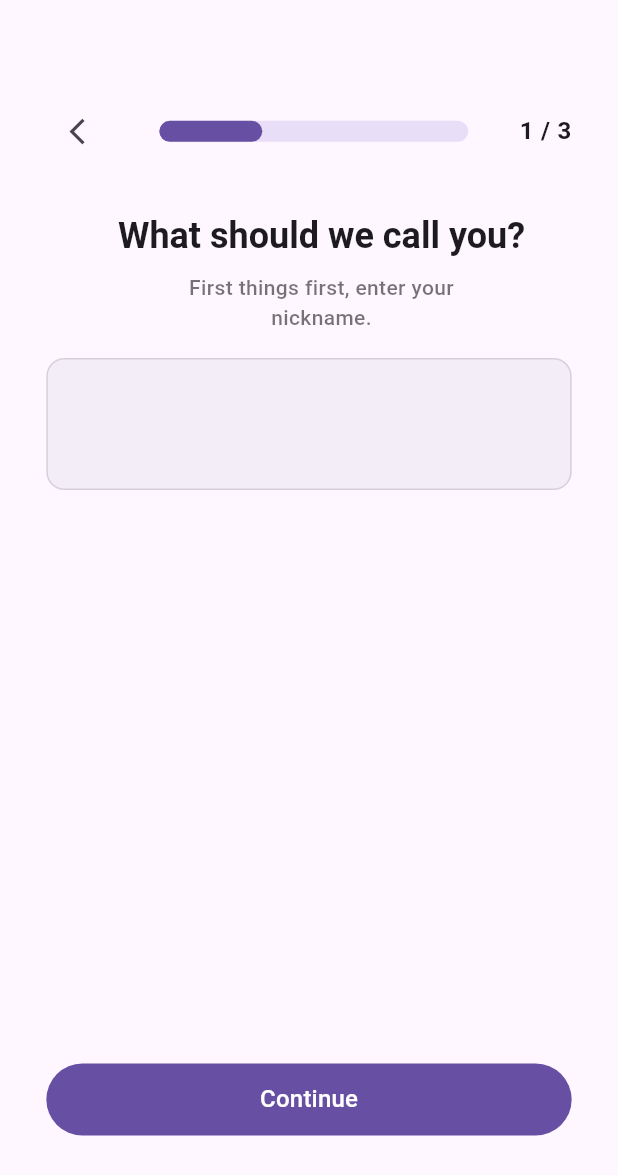
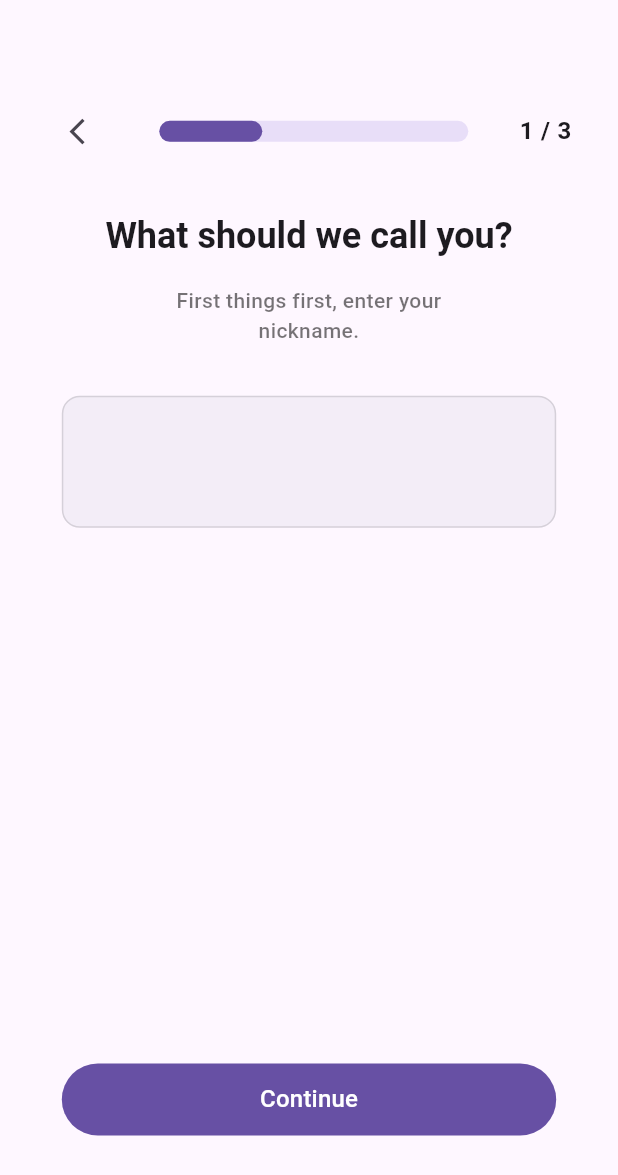
Before and after one commit to palmerovicdev/harmoni, a Flutter app: the NameSettingPage screen opened by its route, on a phone screen of 412 x 824 dp. Shown: the top 1175 px of the screen. Run offline on Flutter 3.47's test engine with Material 3 defaults, Android fonts, the phone set to English and light mode, and no system bars; our stand-ins replace bloc, dio, drift, equatable, flutter_bloc, get_it and 1 more; accounts and stored records are empty; generated files the repository leaves out were written again; statements that could not run were skipped.

Commit message:
feat: new changes on views

```diff
--- /dev/null
+++ b/lib/core/widgets/pop_widget.dart
@@ -0,0 +1,25 @@
+import 'package:flutter/material.dart';
+import 'package:go_router/go_router.dart';
+
+class PopWidget extends StatelessWidget {
+  const PopWidget({super.key, this.shouldAddPadding = true});
+  final bool shouldAddPadding;
+
+  @override
+  Widget build(BuildContext context) {
+    var screenWidth = MediaQuery.sizeOf(context).width;
+    return Padding(
+      padding: shouldAddPadding ? EdgeInsets.only(left: screenWidth * 0.05) : EdgeInsets.zero,
+      child: SizedBox(
+        width: screenWidth * 0.1,
+        child: FittedBox(
+          fit: BoxFit.scaleDown,
+          child: IconButton(
+            onPressed: () => context.pop(),
+            icon: const Icon(Icons.arrow_back_ios_new),
+          ),
+        ),
+      ),
+    );
+  }
+}
--- a/lib/features/my_profile/presentation/page/name_setting_page.dart
+++ b/lib/features/my_profile/presentation/page/name_setting_page.dart
@@ -1,6 +1,9 @@
 import 'package:flutter/material.dart';
+import 'package:go_router/go_router.dart';
+import 'package:harmoni/core/widgets/pop_widget.dart';
 import 'package:harmoni/features/my_profile/presentation/widget/action_button_widget.dart';
 import 'package:harmoni/features/my_profile/presentation/widget/name_input_field_widget.dart';
+import 'package:harmoni/router/general_routes.dart';
 
 import '../../../../core/widgets/spacer.dart';
 
@@ -20,15 +23,8 @@ class NameSettingPage extends StatelessWidget {
             child: Row(
               mainAxisAlignment: MainAxisAlignment.spaceBetween,
               children: [
-                SizedBox(
-                  width: screenWidth * 0.1,
-                  child: FittedBox(
-                    fit: BoxFit.scaleDown,
-                    child: IconButton(
-                      onPressed: () {},
-                      icon: const Icon(Icons.arrow_back_ios_new),
-                    ),
-                  ),
+                PopWidget(
+                  shouldAddPadding: false,
                 ),
                 SizedBox(
                   width: screenWidth * 0.5,
@@ -52,8 +48,6 @@ class NameSettingPage extends StatelessWidget {
             children: [
               Space.medium.gap,
               Center(
-                child: Padding(
-                  padding: EdgeInsets.only(left: screenWidth * 0.040625),
                 child: Text(
                   'What should we call you?',
                   style: textTheme.headlineSmall?.copyWith(
@@ -61,11 +55,8 @@ class NameSettingPage extends StatelessWidget {
                   ),
                 ),
               ),
-              ),
-              Space.smaller_small.gap,
+              Space.small.gap,
               Center(
-                child: Padding(
-                  padding: EdgeInsets.only(left: screenWidth * 0.040625),
                 child: SizedBox(
                   width: screenWidth * 0.6,
                   child: Text(
@@ -78,11 +69,11 @@ class NameSettingPage extends StatelessWidget {
                   ),
                 ),
               ),
-              ),
+              Space.small.gap,
               Space.small.gap,
               Center(
                 child: SizedBox(
-                  width: screenWidth * 0.85,
+                  width: screenWidth * 0.8,
                   child: NameInputFieldWidget(controller: TextEditingController()),
                 ),
               ),
@@ -90,10 +81,10 @@ class NameSettingPage extends StatelessWidget {
           ),
           Expanded(child: SizedBox()),
           SizedBox(
-            width: screenWidth * 0.85,
+            width: screenWidth * 0.80,
             child: ActionButtonWidget(
               text: 'Continue',
-              onPressed: () {},
+              onPressed: () => context.pushNamed(MyProfileRoute.gender.name),
               shouldFocusAttention: true,
             ),
           ),
```
Also changed, not shown: lib/features/my_profile/presentation/page/gender_page.dart (+9 -17 lines), lib/features/my_profile/presentation/page/sign_in_page.dart (+9 -15 lines), lib/features/my_profile/presentation/page/sign_up_page.dart (+5 -16 lines). Lines whose indentation alone changed are shown as unchanged.
